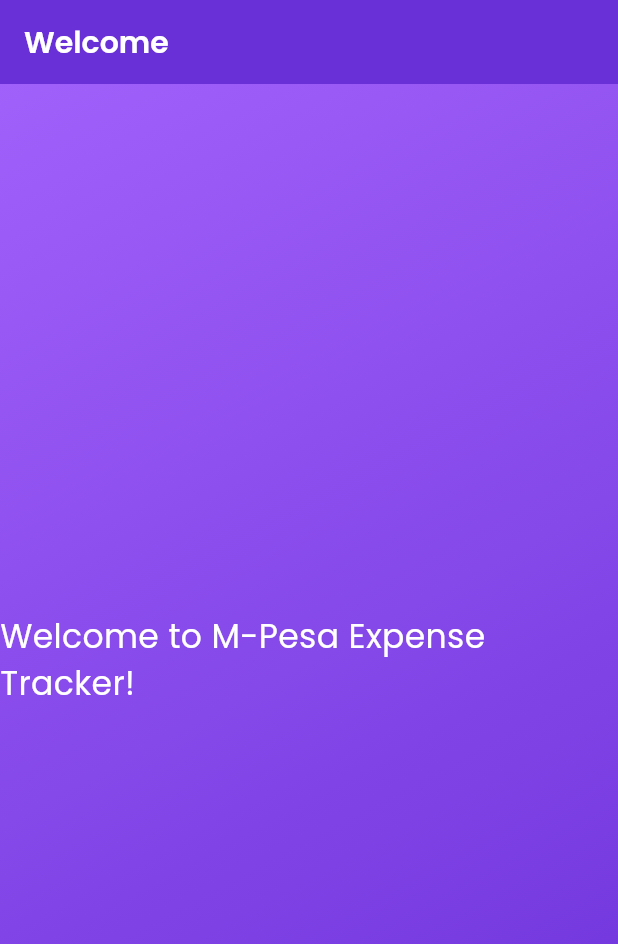
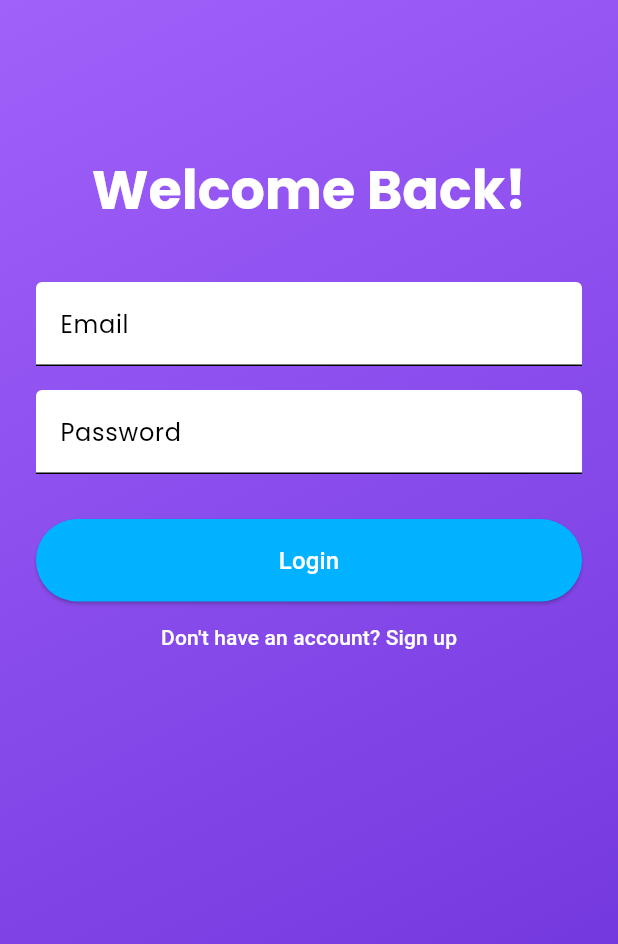
Before and after one commit to kimathikim/espenseT, a Flutter app: the screen it shows after launch, on a phone screen of 412 x 824 dp. Shown: the top 944 px of the screen. Run offline on Flutter 3.47's test engine with Material 3 defaults, Android fonts, the phone set to English and light mode, and no system bars; our stand-ins replace flutter_dotenv, google_fonts, supabase_flutter; accounts and stored records are empty.

Commit message:
feat: implement email/password auth flow

```diff
--- a/lib/main.dart
+++ b/lib/main.dart
@@ -1,3 +1,4 @@
+import 'package:expensetracker/src/features/auth/presentation/screens/splash_screen.dart';
 import 'package:expensetracker/src/shared/theme.dart';
 import 'package:flutter/material.dart';
 import 'package:flutter_dotenv/flutter_dotenv.dart';
@@ -24,42 +25,7 @@ class MyApp extends StatelessWidget {
       title: 'M-Pesa Expense Tracker',
       theme: AppTheme.lightTheme,
       debugShowCheckedModeBanner: false,
-      home: const WelcomeScreen(),
+      home: const SplashScreen(),
     );
   }
 }
-
-class WelcomeScreen extends StatelessWidget {
-  const WelcomeScreen({super.key});
-
-  @override
-  Widget build(BuildContext context) {
-    return Scaffold(
-      appBar: AppBar(
-        title: const Text('Welcome'),
-      ),
-      body: Container(
-        width: double.infinity,
-        decoration: const BoxDecoration(
-          gradient: LinearGradient(
-            colors: [
-              AppColors.primaryGradientStart,
-              AppColors.primaryGradientEnd,
-            ],
-            begin: Alignment.topLeft,
-            end: Alignment.bottomRight,
-          ),
-        ),
-        child: const Center(
-          child: Text(
-            'Welcome to M-Pesa Expense Tracker!',
-            style: TextStyle(
-              color: AppColors.whiteText,
-              fontSize: 22,
-            ),
-          ),
-        ),
-      ),
-    );
-  }
-}
--- /dev/null
+++ b/lib/src/features/auth/presentation/screens/login_screen.dart
@@ -0,0 +1,152 @@
+import 'package:flutter/material.dart';
+import 'package:supabase_flutter/supabase_flutter.dart';
+import 'package:expensetracker/src/features/auth/presentation/screens/signup_screen.dart';
+import 'package:expensetracker/src/features/dashboard/presentation/screens/home_screen.dart';
+import 'package:expensetracker/src/shared/theme.dart';
+
+class LoginScreen extends StatefulWidget {
+  const LoginScreen({super.key});
+
+  @override
+  _LoginScreenState createState() => _LoginScreenState();
+}
+
+class _LoginScreenState extends State<LoginScreen> {
+  final _emailController = TextEditingController();
+  final _passwordController = TextEditingController();
+  final _formKey = GlobalKey<FormState>();
+  bool _loading = false;
+
+  Future<void> _signIn() async {
+    if (_formKey.currentState!.validate()) {
+      setState(() {
+        _loading = true;
+      });
+      try {
+        final email = _emailController.text.trim();
+        final password = _passwordController.text.trim();
+        await Supabase.instance.client.auth.signInWithPassword(
+          email: email,
+          password: password,
+        );
+        if (mounted) {
+          Navigator.of(context).pushReplacement(
+            MaterialPageRoute(builder: (context) => const HomeScreen()),
+          );
+        }
+      } on AuthException catch (error) {
+        if (mounted) {
+          ScaffoldMessenger.of(context).showSnackBar(
+            SnackBar(
+              content: Text(error.message),
+              backgroundColor: Theme.of(context).colorScheme.error,
+            ),
+          );
+        }
+      } catch (error) {
+        if (mounted) {
+          ScaffoldMessenger.of(context).showSnackBar(
+            SnackBar(
+              content: const Text('An unexpected error occurred.'),
+              backgroundColor: Theme.of(context).colorScheme.error,
+            ),
+          );
+        }
+      } finally {
+        if (mounted) {
+          setState(() {
+            _loading = false;
+          });
+        }
+      }
+    }
+  }
+
+  @override
+  Widget build(BuildContext context) {
+    return Scaffold(
+      body: Container(
+        width: double.infinity,
+        height: double.infinity,
+        decoration: const BoxDecoration(
+          gradient: LinearGradient(
+            colors: [
+              AppColors.primaryGradientStart,
+              AppColors.primaryGradientEnd,
+            ],
+            begin: Alignment.topLeft,
+            end: Alignment.bottomRight,
+          ),
+        ),
+        child: Form(
+          key: _formKey,
+          child: ListView(
+            padding: const EdgeInsets.all(24.0),
+            children: [
+              const SizedBox(height: 80),
+              Text(
+                'Welcome Back!',
+                style: Theme.of(context).textTheme.displaySmall?.copyWith(color: AppColors.whiteText),
+                textAlign: TextAlign.center,
+              ),
+              const SizedBox(height: 40),
+              TextFormField(
+                controller: _emailController,
+                decoration: const InputDecoration(
+                  labelText: 'Email',
+                  filled: true,
+                  fillColor: Colors.white,
+                ),
+                validator: (value) {
+                  if (value == null || value.isEmpty) {
+                    return 'Please enter your email';
+                  }
+                  return null;
+                },
+              ),
+              const SizedBox(height: 16),
+              TextFormField(
+                controller: _passwordController,
+                decoration: const InputDecoration(
+                  labelText: 'Password',
+                  filled: true,
+                  fillColor: Colors.white,
+                ),
+                obscureText: true,
+                validator: (value) {
+                  if (value == null || value.isEmpty) {
+                    return 'Please enter your password';
+                  }
+                  return null;
+                },
+              ),
+              const SizedBox(height: 30),
+              ElevatedButton(
+                onPressed: _loading ? null : _signIn,
+                style: ElevatedButton.styleFrom(
+                  padding: const EdgeInsets.symmetric(vertical: 16),
+                  backgroundColor: AppColors.accentBlue,
+                ),
+                child: Text(
+                  _loading ? 'Loading...' : 'Login',
+                  style: const TextStyle(fontSize: 16, color: AppColors.whiteText),
+                ),
+              ),
+              TextButton(
+                onPressed: () {
+                  Navigator.of(context).push(
+                    MaterialPageRoute(builder: (context) => const SignUpScreen()),
+                  );
+                },
+                child: const Text(
+                  'Don\'t have an account? Sign up',
+                  style: TextStyle(color: AppColors.whiteText),
+                ),
+              ),
+            ],
+          ),
+        ),
+      ),
+    );
+  }
+}
```
Also changed, not shown: lib/src/features/auth/presentation/screens/signup_screen.dart (added, +146 -0 lines), lib/src/features/auth/presentation/screens/splash_screen.dart (added, +47 -0 lines), lib/src/features/dashboard/presentation/screens/home_screen.dart (added, +67 -0 lines), 1 other file.
